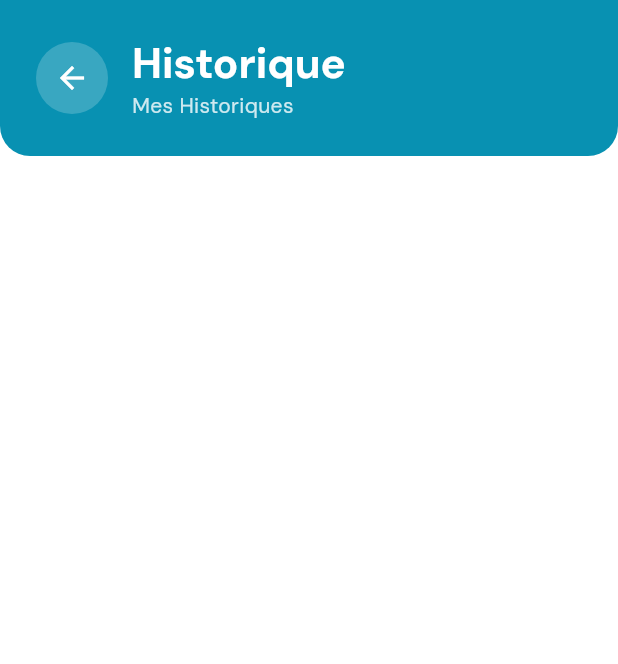
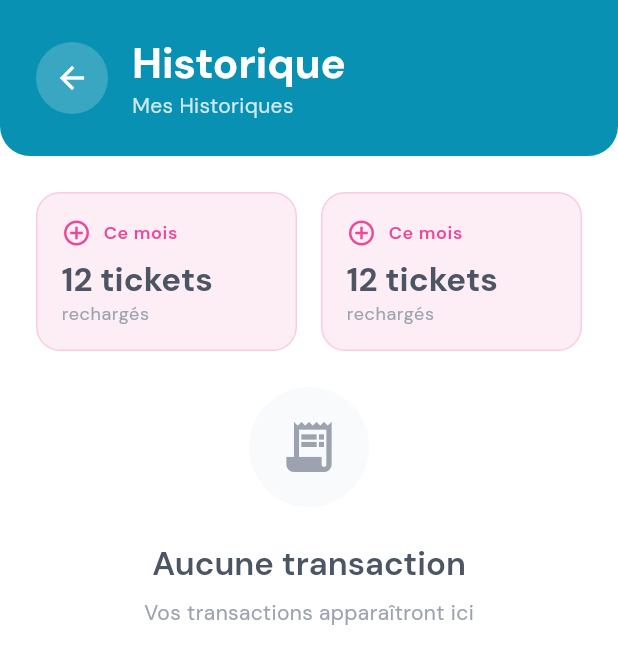
Before and after one commit to Abdelwahebbch/university_restaurant_app, a Flutter app: the HistoryScreen screen opened directly, on a phone screen of 412 x 824 dp. Shown: the top 664 px of the screen. Run offline on Flutter 3.47's test engine with Material 3 defaults, Android fonts, the phone set to English and light mode, and no system bars; our stand-ins replace google_fonts, mask_text_input_formatter.

Commit message:
adding a information widget to the history_screen.dart

```diff
--- a/lib/screens/history_screen.dart
+++ b/lib/screens/history_screen.dart
@@ -18,7 +18,7 @@ class HistoryScreen extends StatelessWidget {
                           bottomLeft: Radius.circular(20),
                           bottomRight: Radius.circular(20))),
                   child: Padding(
-                    padding: const EdgeInsets.all(24),
+                    padding: EdgeInsets.all(24),
                     child: Row(
                       children: [
                         Container(
@@ -62,8 +62,126 @@ class HistoryScreen extends StatelessWidget {
                       ],
                     ),
                   )),
+              Padding(
+                padding: const EdgeInsets.all(24),
+                child: Row(
+                  children: [
+                    Expanded(
+                        child: _InformationWidget(
+                      context,
+                      'Ce mois',
+                      '12 tickets',
+                      'rechargés',
+                      Color(0xFFEC4899),
+                      Icons.add_circle_outline,
+                    )),
+                    SizedBox(width: 16),
+                    Expanded(
+                      child: _InformationWidget(
+                        context,
+                        'Ce mois',
+                        '12 tickets',
+                        'rechargés',
+                        Color(0xFFEC4899),
+                        Icons.add_circle_outline,
+                      ),
+                    )
+                  ],
+                ),
+              ),
+              _buildEmptyState(context)
             ],
           ),
         ));
   }
+
+  Widget _InformationWidget(
+    BuildContext context,
+    String period,
+    String value,
+    String label,
+    Color color,
+    IconData icon,
+  ) {
+    return Container(
+      padding: EdgeInsets.all(16),
+      decoration: BoxDecoration(
+        color: color.withValues(alpha: 0.1),
+        borderRadius: BorderRadius.circular(16),
+        border: Border.all(
+          color: color.withValues(alpha: 0.2),
+        ),
+      ),
+      child: Column(
+        crossAxisAlignment: CrossAxisAlignment.start,
+        children: [
+          Row(
+            children: [
+              Icon(icon, color: color, size: 20),
+              SizedBox(width: 8),
+              Text(
+                period,
+                style: Theme.of(context).textTheme.bodySmall?.copyWith(
+                      color: color,
+                      fontWeight: FontWeight.w600,
+                    ),
+              ),
+            ],
+          ),
+          SizedBox(height: 8),
+          Text(
+            value,
+            style: Theme.of(context).textTheme.titleLarge?.copyWith(
+                  color: Color(0xFF4B5563),
+                  fontWeight: FontWeight.bold,
+                ),
+          ),
+          Text(
+            label,
+            style: Theme.of(context).textTheme.bodySmall?.copyWith(
+                  color: Color(0xFF9CA3AF),
+                ),
+          ),
+        ],
+      ),
+    );
+  }
+
+  Widget _buildEmptyState(BuildContext context) {
+    return Center(
+      child: Column(
+        mainAxisAlignment: MainAxisAlignment.center,
+        children: [
+          Container(
+            width: 80,
+            height: 80,
+            decoration: BoxDecoration(
+              color: const Color(0xFFF9FAFB),
+              borderRadius: BorderRadius.circular(40),
+            ),
+            child: const Icon(
+              Icons.receipt_long,
+              color: Color(0xFF9CA3AF),
+              size: 40,
+            ),
+          ),
+          const SizedBox(height: 24),
+          Text(
+            'Aucune transaction',
+            style: Theme.of(context).textTheme.titleLarge?.copyWith(
+                  color: const Color(0xFF4B5563),
+                  fontWeight: FontWeight.w600,
+                ),
+          ),
+          const SizedBox(height: 8),
+          Text(
+            'Vos transactions apparaîtront ici',
+            style: Theme.of(context).textTheme.bodyMedium?.copyWith(
+                  color: const Color(0xFF9CA3AF),
+                ),
+          ),
+        ],
+      ),
+    );
+  }
 }
--- a/lib/widgets/informations_modal.dart
+++ b/lib/widgets/informations_modal.dart
@@ -12,7 +12,7 @@ class _InformationsWidgetState extends State<InformationsWidget> {
   @override
   Widget build(BuildContext context) {
     return Container(
-      padding: EdgeInsets.fromLTRB(25, 25, 50, 25),
+      padding: EdgeInsets.fromLTRB(15, 25, 25, 25),
       margin: EdgeInsets.all(25),
       decoration: BoxDecoration(
           color: Color(0xFF0891B2).withValues(alpha: 0.1),
@@ -23,15 +23,15 @@ class _InformationsWidgetState extends State<InformationsWidget> {
             mainAxisAlignment: MainAxisAlignment.spaceBetween,
             children: [
               Text(
-                "Estimated waiting Time : ",
+                "Temps d'attente estimé : ",
                 style: TextStyle(
-                  fontWeight: FontWeight.w600,
-                  color: Color(0xFF4B5563),
-                ),
+                    fontWeight: FontWeight.w600,
+                    color: Color(0xFF4B5563),
+                    fontSize: 20),
               ),
               Text(
-                "5",
-                style: TextStyle(fontWeight: FontWeight.w600),
+                "00 : 00",
+                style: TextStyle(fontWeight: FontWeight.w600, fontSize: 20),
               ),
             ],
           ),
@@ -44,13 +44,13 @@ class _InformationsWidgetState extends State<InformationsWidget> {
               Text(
                 "Votre Rang : ",
                 style: TextStyle(
-                  fontWeight: FontWeight.w600,
-                  color: Color(0xFF4B5563),
-                ),
+                    fontWeight: FontWeight.w600,
+                    color: Color(0xFF4B5563),
+                    fontSize: 20),
               ),
               Text(
-                "155",
-                style: TextStyle(fontWeight: FontWeight.w600),
+                "999",
+                style: TextStyle(fontWeight: FontWeight.w600, fontSize: 20),
               ),
             ],
           )
```
